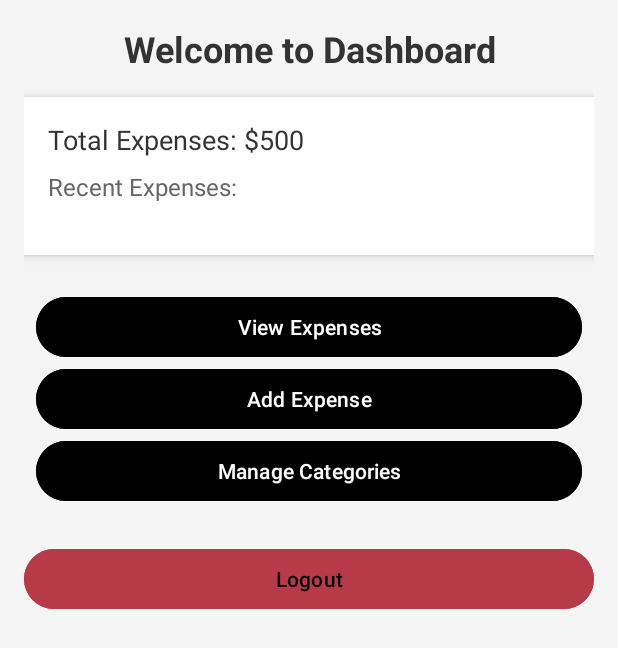
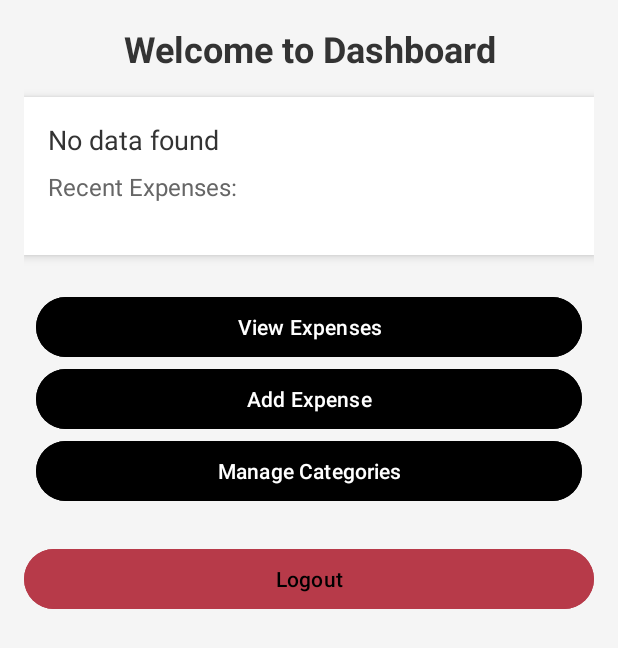
Before and after one commit to WIAMAKIF/MyexpensesManagmentApp, an Android app: the DashboardActivity screen opened directly, with no data from a screen before it, on a phone screen of 412 x 824 dp. Shown: the top 648 px of the screen. Run offline under Robolectric (Android 15) with nearby library versions, the phone set to English and light mode, and no system bars; our stand-ins replace Firebase (no records; nobody signed in at launch, a user with empty details on screens opened directly).

Commit message:
Total caluclation updated

```diff
--- a/app/src/main/java/com/example/myapplicationmanageexpenses/DashboardActivity.java
+++ b/app/src/main/java/com/example/myapplicationmanageexpenses/DashboardActivity.java
@@ -33,8 +33,7 @@ public class DashboardActivity extends AppCompatActivity {
 
         recentExpensesList = new ArrayList<>();
 
-        // Example values (this could be dynamically fetched from Firestore)
-        totalExpensesText.setText("Total Expenses: $500");
+
 
         fetchRecentExpenses();
 
@@ -56,7 +55,7 @@ public class DashboardActivity extends AppCompatActivity {
             startActivity(new Intent(DashboardActivity.this, CategoryManagementActivity.class));
         });
 
-
+        fetchTotalExpensesFromSummary();
 
         logoutButton.setOnClickListener(v -> {
             finish(); // Close the app or redirect to login screen
@@ -65,7 +64,7 @@ public class DashboardActivity extends AppCompatActivity {
 
     private void fetchRecentExpenses() {
         db.collection("Expenses")
-                .orderBy("timestamp", Query.Direction.DESCENDING)
+                .orderBy("date", Query.Direction.DESCENDING)
                 .limit(5)
                 .get()
                 .addOnCompleteListener(task -> {
@@ -96,4 +95,24 @@ public class DashboardActivity extends AppCompatActivity {
         }
         recentExpensesText.setText(recentExpensesTextBuilder.toString());
     }
+
+    private void fetchTotalExpensesFromSummary() {
+        db.collection("Summary").document("TotalExpenses")
+                .get()
+                .addOnSuccessListener(documentSnapshot -> {
+                    if (documentSnapshot.exists()) {
+                        Double totalExpenses = documentSnapshot.getDouble("totalExpenses");
+                        if (totalExpenses != null) {
+                            totalExpensesText.setText("Total Expenses: $" + totalExpenses);
+                        } else {
+                            totalExpensesText.setText("Total Expenses: $0");
+                        }
+                    } else {
+                        totalExpensesText.setText("No data found");
+                    }
+                })
+                .addOnFailureListener(e -> totalExpensesText.setText("Error loading total expenses"));
+    }
+
+
 }
```
Also changed, not shown: app/src/main/java/com/example/myapplicationmanageexpenses/AddExpenseActivity.java (+13 -3 lines), app/src/main/java/com/example/myapplicationmanageexpenses/ExpenseActivity.java (+20 -3 lines).
